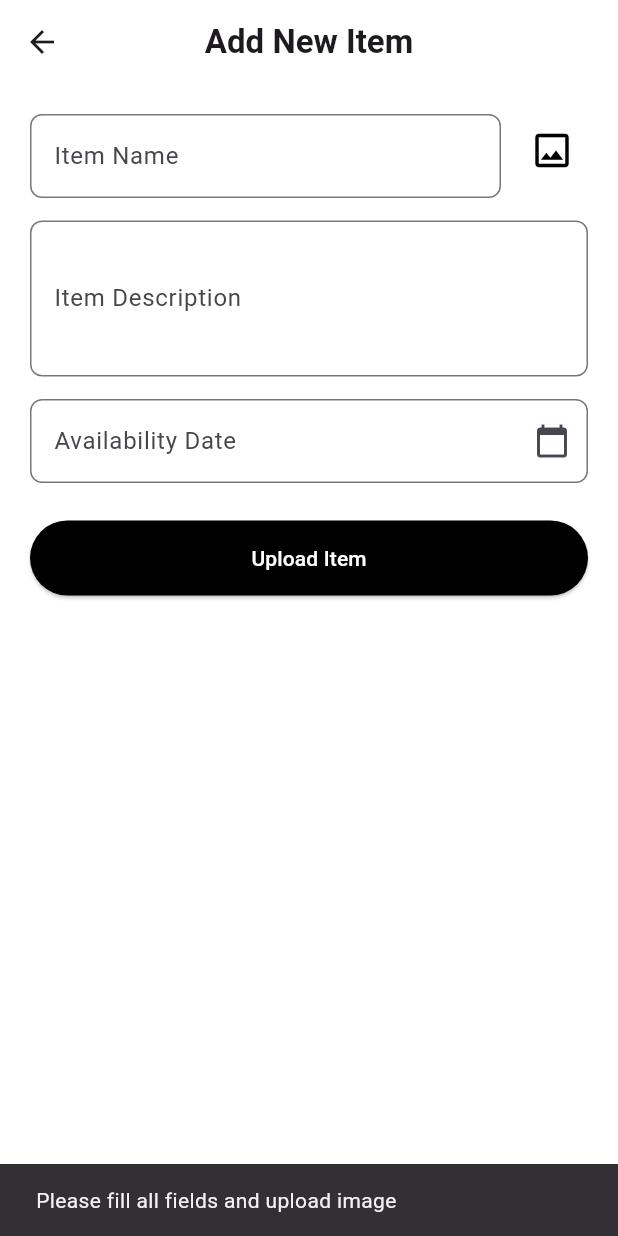
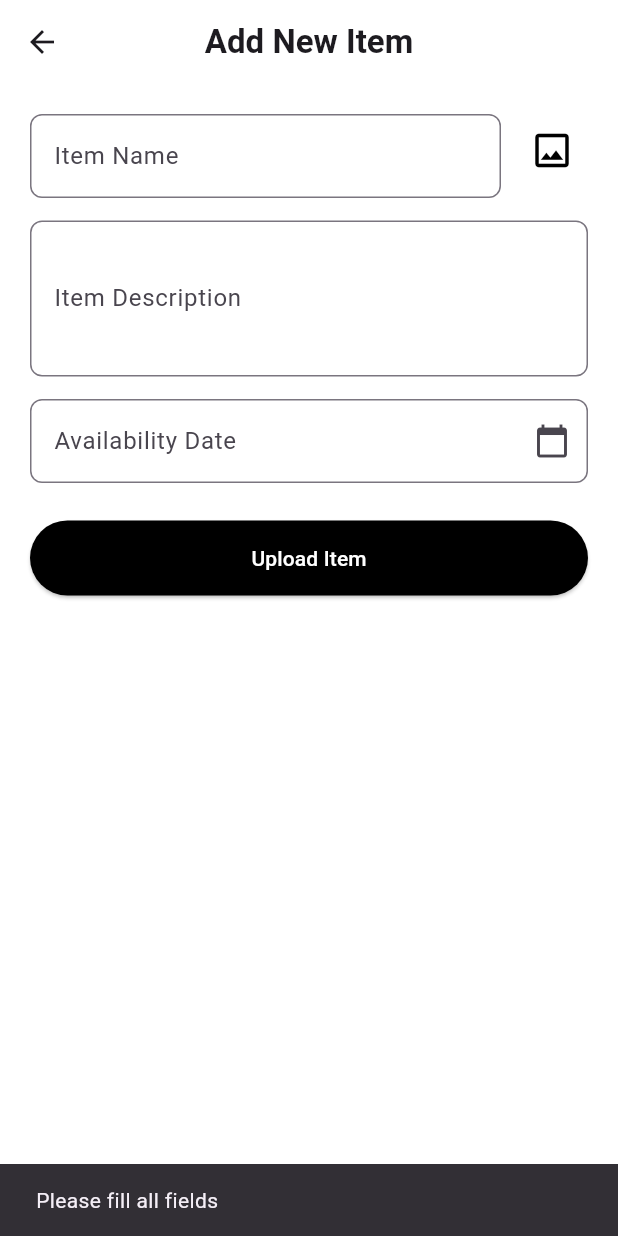
Before and after one commit to rilli-00/Dawwerha, a Flutter app: the UploadItemScreen screen opened directly, after a tap on "Upload Item", on a phone screen of 412 x 824 dp. Run offline on Flutter 3.47's test engine with Material 3 defaults, Android fonts, the light colour scheme and no system bars; our stand-ins replace bloc, cloud_firestore, equatable, firebase_auth, firebase_core, firebase_storage and 2 more; accounts and stored records are empty.

Commit message:
final program Enjoy

```diff
--- a/lib/screen/NotificationScreen.dart
+++ b/lib/screen/NotificationScreen.dart
@@ -120,7 +120,6 @@ class _NotificationsPageState extends State<NotificationsPage> {
                                         .doc(requestID)
                                         .update({'status': 'accepted'});
                                   }
-
                                   final chatRef = FirebaseFirestore.instance
                                       .collection('chats');
                                   final chatQuery =
@@ -131,7 +130,6 @@ class _NotificationsPageState extends State<NotificationsPage> {
                                           )
                                           .get();
                                   String chatID;
-
                                   if (chatQuery.docs.isNotEmpty) {
                                     chatID = chatQuery.docs.first.id;
                                   } else {
--- a/lib/screen/itemDetailsScreen.dart
+++ b/lib/screen/itemDetailsScreen.dart
@@ -137,7 +137,6 @@ class ItemDetails extends StatelessWidget {
                               'status': 'active',
                               'timestamp': FieldValue.serverTimestamp(),
                             });
-
                         // ثم أضف الإشعار مع requestID
                         await FirebaseFirestore.instance
                             .collection('notifications')
@@ -150,7 +149,6 @@ class ItemDetails extends StatelessWidget {
                                   requestDoc.id, // ✅ ربط الإشعار بالطلب
                               'timestamp': FieldValue.serverTimestamp(),
                             });
-
                         ScaffoldMessenger.of(context).showSnackBar(
                           const SnackBar(content: Text("تم إرسال الطلب")),
                         );
--- a/lib/screen/uploadItemscreen.dart
+++ b/lib/screen/uploadItemscreen.dart
@@ -181,13 +181,10 @@ class _UploadItemScreenState extends State<UploadItemScreen> {
                                 : () {
                                   if (_availabilityDate == null ||
                                       _nameController.text.isEmpty ||
-                                      _descController.text.isEmpty ||
-                                      _uploadedImageURL == null) {
+                                      _descController.text.isEmpty) {
                                     ScaffoldMessenger.of(context).showSnackBar(
                                       const SnackBar(
-                                        content: Text(
-                                          'Please fill all fields and upload image',
-                                        ),
+                                        content: Text('Please fill all fields'),
                                       ),
                                     );
                                     return;
@@ -197,7 +194,9 @@ class _UploadItemScreenState extends State<UploadItemScreen> {
                                     name: _nameController.text.trim(),
                                     description: _descController.text.trim(),
                                     availabilityDate: _availabilityDate!,
-                                    pictureURL: _uploadedImageURL!,
+                                    pictureURL:
+                                        _uploadedImageURL ??
+                                        '', // ✅ تمرير الصورة إن وجدت
                                   );
                                 },
                         child:
```
Also changed, not shown: lib/cubit/upload_item_cubit.dart (+4 -8 lines), lib/screen/borrowRequestScreen.dart (deleted), lib/screen/itemListScreen.dart (deleted).
